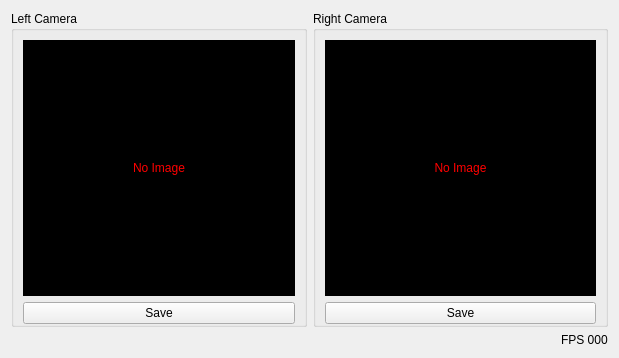
Qt form src/gui/adapters/cameraadapter.ui (RoboJackets/igvc-software) before a commit.
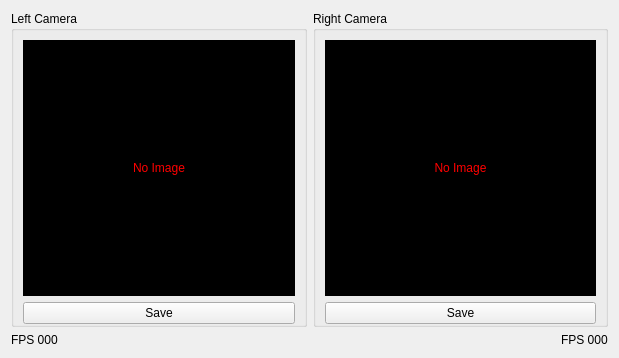
The same form after that commit.

Commit message: Added fps labels for camera and lidar

```diff
--- a/src/gui/adapters/cameraadapter.ui
+++ b/src/gui/adapters/cameraadapter.ui
@@ -142,6 +142,19 @@
      </property>
     </widget>
    </item>
+   <item row="2" column="0">
+    <widget class="QLabel" name="leftFpsLabel">
+     <property name="sizePolicy">
+      <sizepolicy hsizetype="Fixed" vsizetype="Fixed">
+       <horstretch>0</horstretch>
+       <verstretch>0</verstretch>
+      </sizepolicy>
+     </property>
+     <property name="text">
+      <string>FPS 000</string>
+     </property>
+    </widget>
+   </item>
   </layout>
  </widget>
  <resources/>
```
Left out of the diff: 2 changed lines with no effect on the pictures. The commit also changes 5 other files.
